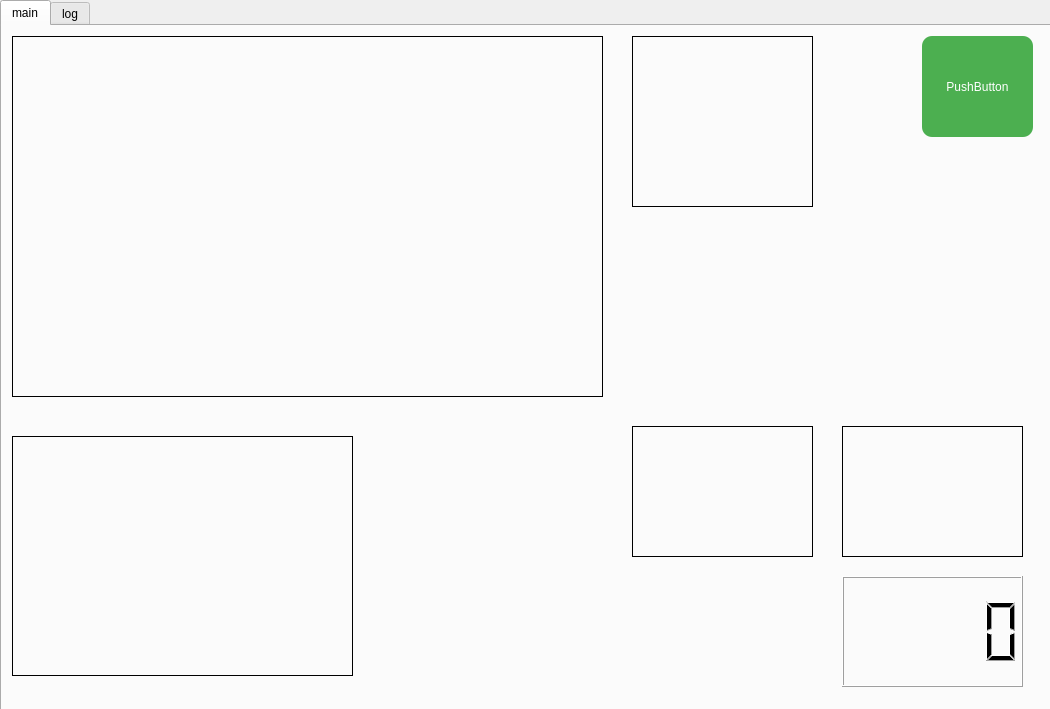
Old version of the form Intelligence_Vehicle_GUI/ui/main.ui in the repository addinedu-ros-6th/deeplearning-repo-3.
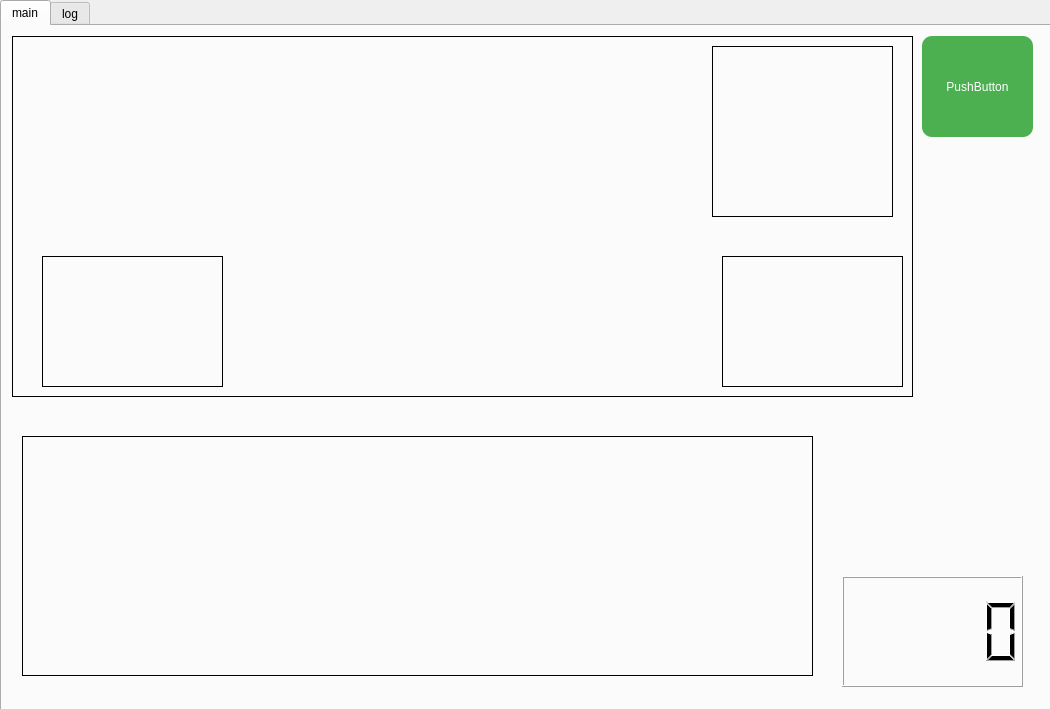
New version of the form.

What changed in the file:
```diff
--- a/Intelligence_Vehicle_GUI/ui/main.ui
+++ b/Intelligence_Vehicle_GUI/ui/main.ui
@@ -43,7 +43,7 @@
       <rect>
        <x>10</x>
        <y>10</y>
-       <width>591</width>
+       <width>901</width>
        <height>361</height>
       </rect>
      </property>
@@ -57,9 +57,9 @@
     <widget class="QLabel" name="label_Lane_Camera">
      <property name="geometry">
       <rect>
-       <x>10</x>
+       <x>20</x>
        <y>410</y>
-       <width>341</width>
+       <width>791</width>
        <height>240</height>
       </rect>
      </property>
@@ -73,8 +73,8 @@
     <widget class="QLabel" name="label_obstacle">
      <property name="geometry">
       <rect>
-       <x>630</x>
-       <y>10</y>
+       <x>710</x>
+       <y>20</y>
        <width>181</width>
        <height>171</height>
       </rect>
@@ -112,8 +112,8 @@
     <widget class="QLabel" name="label_child_sign">
      <property name="geometry">
       <rect>
-       <x>630</x>
-       <y>400</y>
+       <x>40</x>
+       <y>230</y>
        <width>181</width>
        <height>131</height>
       </rect>
@@ -128,8 +128,8 @@
     <widget class="QLabel" name="label_speed_sign">
      <property name="geometry">
       <rect>
-       <x>840</x>
-       <y>400</y>
+       <x>720</x>
+       <y>230</y>
        <width>181</width>
        <height>131</height>
       </rect>
```
Left out of the diff: 14 changed lines with no effect on the pictures.
